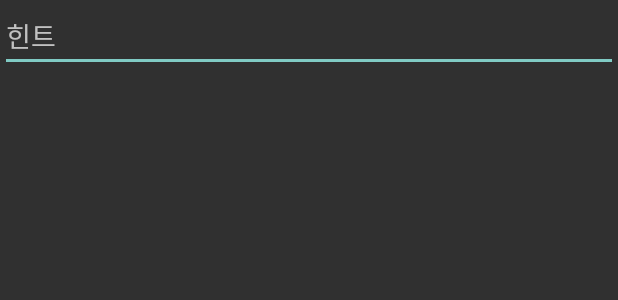
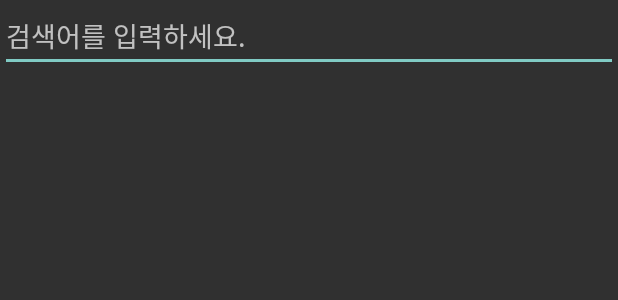
Before and after one commit to minwookH/ImageSearchDemo, an Android app: the layout activity_main.xml on its own in the app's theme, with its tools: preview values and no code run, on a phone screen of 412 x 824 dp. Shown: the top 300 px of the screen. Run offline under Robolectric (Android 15) with nearby library versions, the phone set to English and light mode, and no system bars.

Commit message:
String 추가 및 로그 제거

```diff
--- a/app/src/main/java/com/minwook/imagesearchdemo/view/main/SearchStateAdapter.kt
+++ b/app/src/main/java/com/minwook/imagesearchdemo/view/main/SearchStateAdapter.kt
@@ -5,7 +5,7 @@ import android.view.ViewGroup
 import androidx.paging.LoadState
 import androidx.paging.LoadStateAdapter
 import androidx.recyclerview.widget.RecyclerView
-import com.minwook.imagesearchdemo.databinding.ItemGridLoadStateBinding
+import com.minwook.imagesearchdemo.databinding.ListItemImageLoadStateBinding
 import com.minwook.imagesearchdemo.util.gone
 import com.minwook.imagesearchdemo.util.visible
 
@@ -13,7 +13,7 @@ class SearchStateAdapter(private val retry: () -> Unit) : LoadStateAdapter<LoadS
 
     override fun onCreateViewHolder(parent: ViewGroup, loadState: LoadState): LoadStateViewHolder {
         return LoadStateViewHolder(
-            ItemGridLoadStateBinding.inflate(
+            ListItemImageLoadStateBinding.inflate(
                 LayoutInflater.from(parent.context),
                 parent,
                 false
@@ -26,7 +26,7 @@ class SearchStateAdapter(private val retry: () -> Unit) : LoadStateAdapter<LoadS
     }
 }
 
-class LoadStateViewHolder(private val bind: ItemGridLoadStateBinding) : RecyclerView.ViewHolder(bind.root) {
+class LoadStateViewHolder(private val bind: ListItemImageLoadStateBinding) : RecyclerView.ViewHolder(bind.root) {
 
     fun bind(loadState: LoadState, retry: () -> Unit) {
         with(bind) {
--- a/app/src/main/res/layout/activity_main.xml
+++ b/app/src/main/res/layout/activity_main.xml
@@ -12,7 +12,7 @@
             android:id="@+id/et_search"
             android:layout_width="0dp"
             android:layout_height="wrap_content"
-            android:hint="힌트"
+            android:hint="@string/search_hint"
             android:inputType="text"
             app:layout_constraintEnd_toEndOf="parent"
             app:layout_constraintStart_toStartOf="parent"
@@ -23,7 +23,7 @@
             android:layout_width="0dp"
             android:layout_height="0dp"
             android:gravity="center"
-            android:text="검색 결과가 없습니다."
+            android:text="@string/search_not_data"
             android:visibility="gone"
             app:layout_constraintBottom_toBottomOf="parent"
             app:layout_constraintEnd_toEndOf="parent"
--- a/app/src/main/res/layout/list_item_image.xml
+++ b/app/src/main/res/layout/list_item_image.xml
@@ -4,7 +4,6 @@
     xmlns:tools="http://schemas.android.com/tools">
 
     <data>
-
         <variable
             name="searchImage"
             type="com.minwook.imagesearchdemo.data.SearchImage" />
--- a/app/src/main/res/values/strings.xml
+++ b/app/src/main/res/values/strings.xml
@@ -1,3 +1,6 @@
 <resources>
     <string name="app_name">ImageSearchDemo</string>
+    <string name="search_hint">검색어를 입력하세요.</string>
+    <string name="search_not_data">검색 결과가 없습니다.</string>
+
 </resources>
```
Also changed, not shown: app/src/main/java/com/minwook/imagesearchdemo/view/main/ImageItemDecoration.kt (+7 -5 lines), app/src/main/res/layout/list_item_image_load_state.xml (renamed from app/src/main/res/layout/item_grid_load_state.xml).
